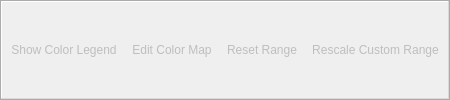
First picture: the form in Qt/ApplicationComponents/Resources/UI/pqColorToolbar.ui, repository Kitware/ParaView, before the edit.
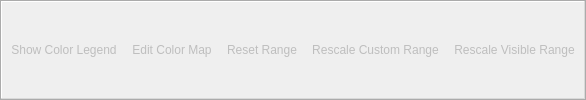
Second picture: the form after the edit. Icons and pictures are not drawn.

Commit message: ENH: New color rescale based on visible data

Diff of the .ui file:
```diff
--- a/Qt/ApplicationComponents/Resources/UI/pqColorToolbar.ui
+++ b/Qt/ApplicationComponents/Resources/UI/pqColorToolbar.ui
@@ -82,10 +82,28 @@
      <string>Rescale to Custom Data Range</string>
     </property>
    </action>
+   <action name="actionRescaleVisibleRange" >
+    <property name="enabled" >
+     <bool>false</bool>
+    </property>
+    <property name="icon" >
+     <iconset resource="../../../Components/Resources/pqComponents.qrc" >:/pqWidgets/Icons/pqResetRange24.png</iconset>
+    </property>
+    <property name="text" >
+     <string>Rescale Visible Range</string>
+    </property>
+    <property name="toolTip" >
+     <string>Rescale to Visible Data Range</string>
+    </property>
+    <property name="statusTip" >
+     <string>Rescale to Visible Data Range</string>
+    </property>
+   </action>
    <addaction name="actionScalarBarVisibility" />
    <addaction name="actionEditColorMap" />
    <addaction name="actionResetRange" />
    <addaction name="actionRescaleCustomRange" />
+   <addaction name="actionRescaleVisibleRange" />
   </widget>
  <resources>
   <include location="../../../Components/Resources/pqComponents.qrc"/>
```
The commit also changes 14 other files.
